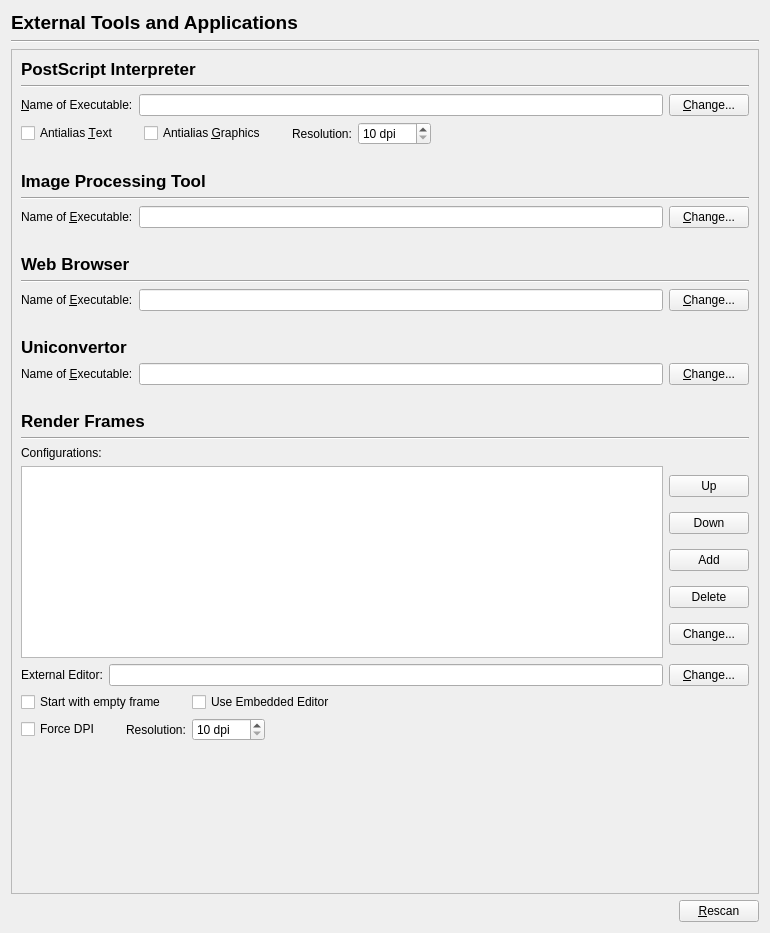
Above: scribus/ui/prefs_externaltoolsbase.ui from scribusproject/scribus before the change. Below: the same form after it.
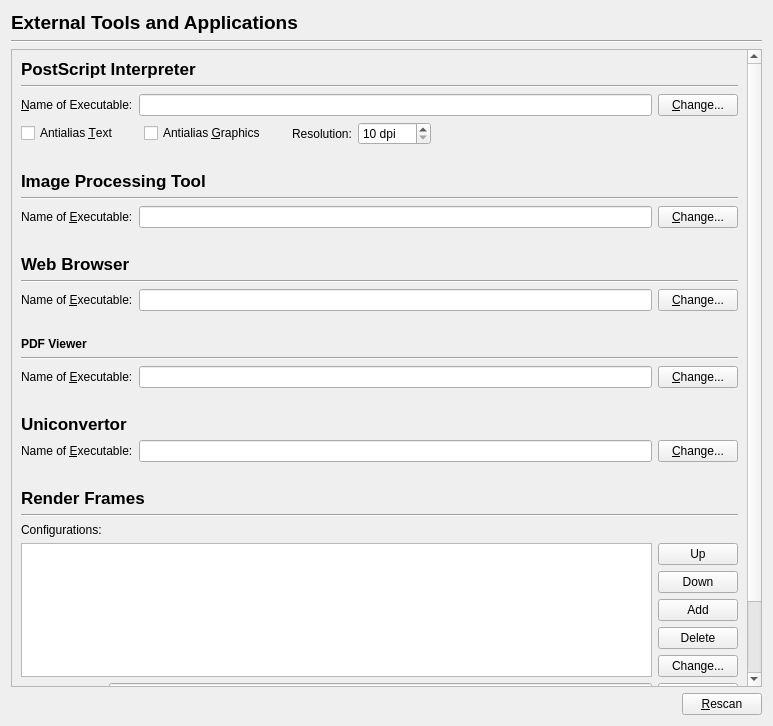
That is the form after the change.

Commit message: #6584: Add PDF viewer executable to external tool preferences, allow PDF opening after export with this viewer

```diff
--- a/scribus/ui/prefs_externaltoolsbase.ui
+++ b/scribus/ui/prefs_externaltoolsbase.ui
@@ -6,8 +6,8 @@
    <rect>
     <x>0</x>
     <y>0</y>
-    <width>770</width>
-    <height>933</height>
+    <width>773</width>
+    <height>726</height>
    </rect>
   </property>
   <property name="windowTitle">
@@ -45,8 +45,8 @@
        <rect>
         <x>0</x>
         <y>0</y>
-        <width>727</width>
-        <height>877</height>
+        <width>730</width>
+        <height>992</height>
        </rect>
       </property>
       <layout class="QVBoxLayout" name="verticalLayout_3">
@@ -364,6 +364,66 @@
          </property>
         </spacer>
        </item>
+       <item>
+        <widget class="QLabel" name="label_8">
+         <property name="font">
+          <font>
+           <weight>75</weight>
+           <bold>true</bold>
+          </font>
+         </property>
+         <property name="text">
+          <string>PDF Viewer</string>
+         </property>
+        </widget>
+       </item>
+       <item>
+        <widget class="Line" name="line_6">
+         <property name="orientation">
+          <enum>Qt::Horizontal</enum>
+         </property>
+        </widget>
+       </item>
+       <item>
+        <layout class="QHBoxLayout" name="horizontalLayout_2">
+         <item>
+          <widget class="QLabel" name="pdfViewerLabel">
+           <property name="text">
+            <string>Name of &amp;Executable:</string>
+           </property>
+           <property name="buddy">
+            <cstring>pdfViewerLineEdit</cstring>
+           </property>
+          </widget>
+         </item>
+         <item>
+          <widget class="QLineEdit" name="pdfViewerLineEdit"/>
+         </item>
+         <item>
+          <widget class="QPushButton" name="pdfViewerChangeButton">
+           <property name="text">
+            <string>&amp;Change...</string>
+           </property>
+          </widget>
+         </item>
+        </layout>
+       </item>
+       <item>
+        <spacer name="verticalSpacer_6">
+         <property name="orientation">
+          <enum>Qt::Vertical</enum>
+         </property>
+         <property name="sizeType">
+          <enum>QSizePolicy::Fixed</enum>
+         </property>
+         <property name="sizeHint" stdset="0">
+          <size>
+           <width>20</width>
+           <height>20</height>
+          </size>
+         </property>
+        </spacer>
+       </item>
        <item>
         <widget class="QLabel" name="label_7">
          <property name="font">
```
The commit also changes 8 other files.
